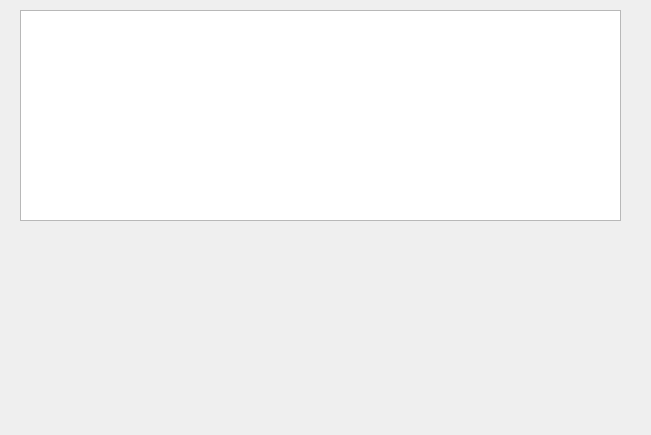
rogorido/qtpredicadores, file gui/dlgcapitulos.ui: the form before one commit.
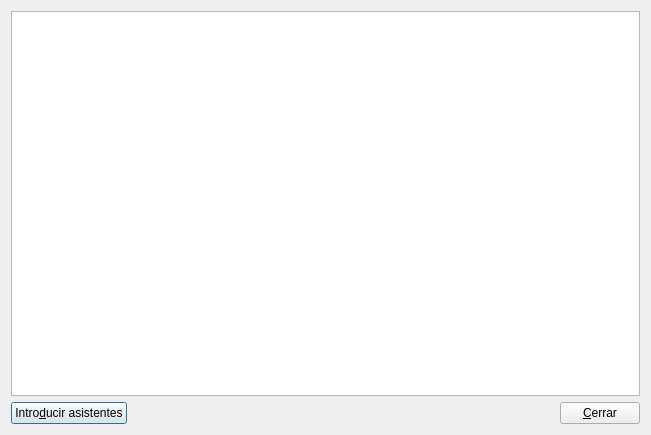
The form after the commit.

Commit message: Modificado el form de Capitulos para meter asistentes

What changed in the file:
```diff
--- a/gui/dlgcapitulos.ui
+++ b/gui/dlgcapitulos.ui
@@ -13,16 +13,42 @@
   <property name="windowTitle">
    <string>Dialog</string>
   </property>
-  <widget class="QTableView" name="twCapitulos">
-   <property name="geometry">
-    <rect>
-     <x>20</x>
-     <y>10</y>
-     <width>601</width>
-     <height>211</height>
-    </rect>
-   </property>
-  </widget>
+  <layout class="QVBoxLayout" name="verticalLayout">
+   <item>
+    <widget class="QTableView" name="twCapitulos"/>
+   </item>
+   <item>
+    <layout class="QHBoxLayout" name="horizontalLayout">
+     <item>
+      <widget class="QPushButton" name="btIntroducirAsistentes">
+       <property name="text">
+        <string>Intro&amp;ducir asistentes</string>
+       </property>
+      </widget>
+     </item>
+     <item>
+      <spacer name="horizontalSpacer">
+       <property name="orientation">
+        <enum>Qt::Horizontal</enum>
+       </property>
+       <property name="sizeHint" stdset="0">
+        <size>
+         <width>40</width>
+         <height>20</height>
+        </size>
+       </property>
+      </spacer>
+     </item>
+     <item>
+      <widget class="QPushButton" name="btCerrar">
+       <property name="text">
+        <string>&amp;Cerrar</string>
+       </property>
+      </widget>
+     </item>
+    </layout>
+   </item>
+  </layout>
  </widget>
  <resources/>
  <connections/>
```
The commit also changes 3 other files.
